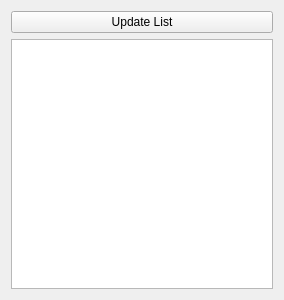
This is mf_autoRig/UI/modifyWindow/modifyWindow.ui in Phantom138/MF_AutoRig as Qt 5 draws it before an edit. The edited form follows.
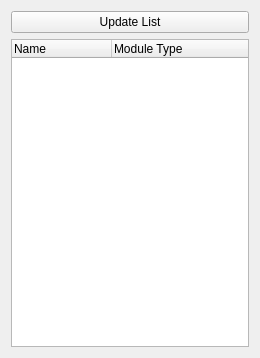
This is the edited form.

Commit message: Working version, somewhat production ready. All the modules are working and their functions

Patch:
```diff
--- a/mf_autoRig/UI/modifyWindow/modifyWindow.ui
+++ b/mf_autoRig/UI/modifyWindow/modifyWindow.ui
@@ -6,8 +6,8 @@
    <rect>
     <x>0</x>
     <y>0</y>
-    <width>284</width>
-    <height>300</height>
+    <width>260</width>
+    <height>358</height>
    </rect>
   </property>
   <property name="windowTitle">
@@ -22,7 +22,18 @@
     </widget>
    </item>
    <item>
-    <widget class="QListWidget" name="list_modules"/>
+    <widget class="QTreeWidget" name="tree">
+     <column>
+      <property name="text">
+       <string>Name</string>
+      </property>
+     </column>
+     <column>
+      <property name="text">
+       <string>Module Type</string>
+      </property>
+     </column>
+    </widget>
    </item>
   </layout>
  </widget>
```
The commit also changes 18 other files.
